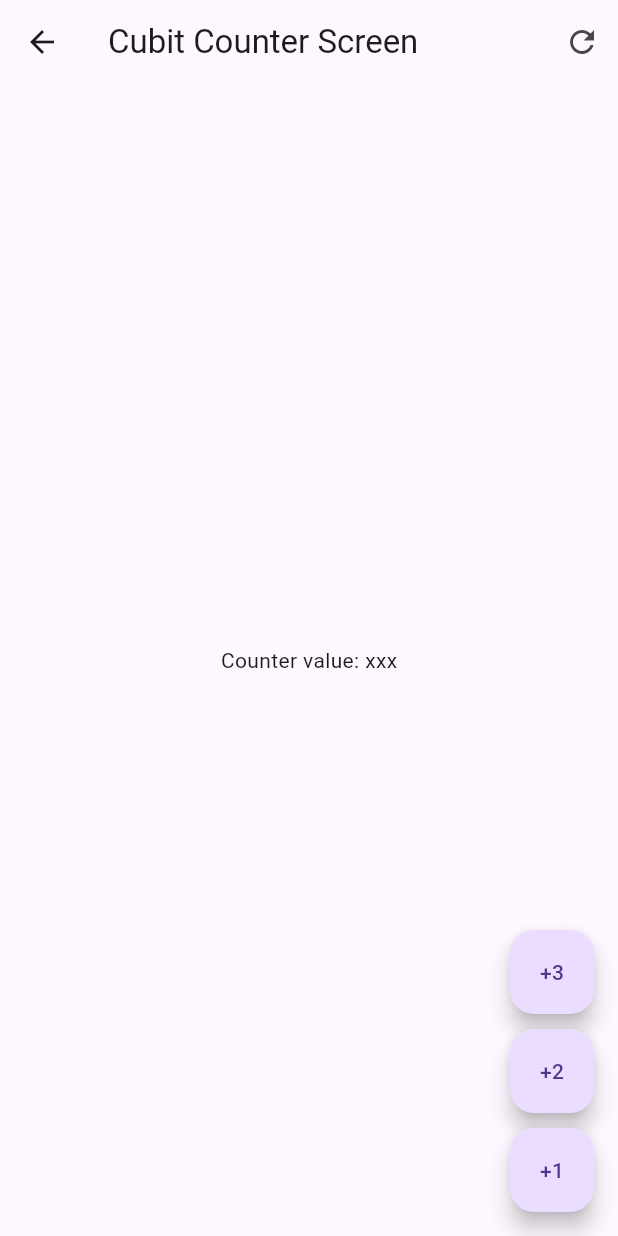
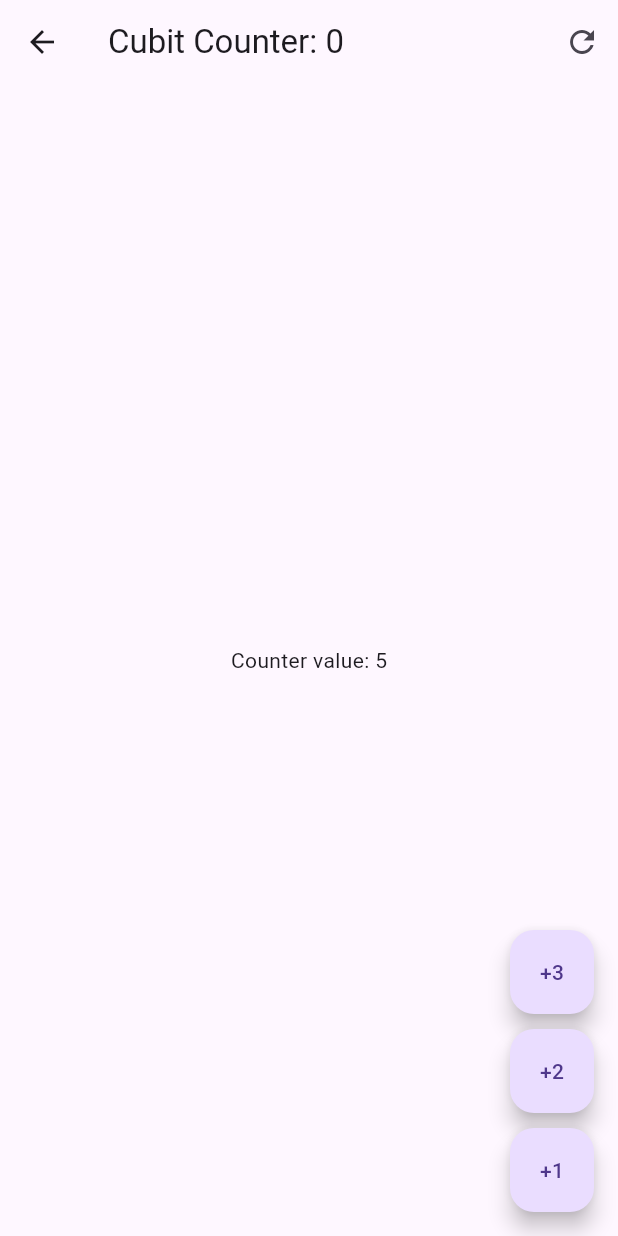
Before and after one commit to edyjoel/flutter, a Flutter app: the screen it shows after launch, after a tap on "Cubits", on a phone screen of 412 x 824 dp. Run offline on Flutter 3.47's test engine with Material 3 defaults, Android fonts, the light colour scheme and no system bars; our stand-ins replace animate_do, card_swiper, dio, equatable, flutter_bloc, flutter_dotenv and 4 more; missing offline and left inert: dart:ffi; network calls fail; statements that could not run were skipped.

Commit message:
feat: Implement CounterCubit and CounterState; update CubitCounterScreen to use BLoC pattern

```diff
--- /dev/null
+++ b/forms_app/lib/presentation/blocs/counter_cubit/counter_state.dart
@@ -0,0 +1,18 @@
+part of 'counter_cubit.dart';
+
+class CounterState extends Equatable {
+  final int counter;
+  final int transactionCount;
+
+  const CounterState({this.counter = 0, this.transactionCount = 0});
+
+  CounterState copyWith({int? counter, int? transactionCount}) {
+    return CounterState(
+      counter: counter ?? this.counter,
+      transactionCount: transactionCount ?? this.transactionCount,
+    );
+  }
+
+  @override
+  List<Object?> get props => [counter, transactionCount];
+}
--- a/forms_app/lib/presentation/screens/cubit_counter_screen.dart
+++ b/forms_app/lib/presentation/screens/cubit_counter_screen.dart
@@ -1,37 +1,71 @@
 import 'package:flutter/material.dart';
+import 'package:flutter_bloc/flutter_bloc.dart';
+import 'package:forms_app/presentation/blocs/counter_cubit/counter_cubit.dart';
 
 class CubitCounterScreen extends StatelessWidget {
   const CubitCounterScreen({super.key});
 
   @override
   Widget build(BuildContext context) {
+    return BlocProvider(
+      create: (_) => CounterCubit(),
+      child: _CubitCounterView(),
+    );
+  }
+}
+
+class _CubitCounterView extends StatelessWidget {
+  const _CubitCounterView();
+
+  void increaseCounterBy(BuildContext context, [int value = 1]) {
+    context.read<CounterCubit>().increaseBy(value);
+  }
+
+  @override
+  Widget build(BuildContext context) {
+    // final counterState = context.watch<CounterCubit>().state;
+
     return Scaffold(
       appBar: AppBar(
-        title: const Text('Cubit Counter Screen'),
+        // title: Text('Cubit Counter: ${counterState.transactionCount}'),
+        title: context.select(
+          (CounterCubit value) =>
+              Text('Cubit Counter: ${value.state.transactionCount}'),
+        ),
         actions: [
-          IconButton(onPressed: () {}, icon: Icon(Icons.refresh_outlined)),
+          IconButton(
+            onPressed: () {
+              context.read<CounterCubit>().reset();
+            },
+            icon: Icon(Icons.refresh_outlined),
+          ),
         ],
       ),
-      body: Center(child: Text('Counter value: xxx')),
+      body: BlocBuilder<CounterCubit, CounterState>(
+        // buildWhen: (previous, current) => previous.counter != current.counter,
+        builder: (context, state) {
+          return Center(child: Text('Counter value: ${state.counter}'));
+        },
+      ),
       floatingActionButton: Column(
         mainAxisAlignment: MainAxisAlignment.end,
         children: [
           FloatingActionButton(
             heroTag: '1',
             child: Text('+3'),
-            onPressed: () => {},
+            onPressed: () => {increaseCounterBy(context, 3)},
           ),
           SizedBox(height: 10),
           FloatingActionButton(
             heroTag: '2',
             child: Text('+2'),
-            onPressed: () => {},
+            onPressed: () => {increaseCounterBy(context, 2)},
           ),
           SizedBox(height: 10),
           FloatingActionButton(
             heroTag: '3',
             child: Text('+1'),
-            onPressed: () => {},
+            onPressed: () => {increaseCounterBy(context)},
           ),
         ],
       ),
```
Also changed, not shown: forms_app/lib/presentation/blocs/counter_cubit/counter_cubit.dart (added, +21 -0 lines), forms_app/pubspec.yaml (+2 -6 lines), forms_app/pubspec.lock.
